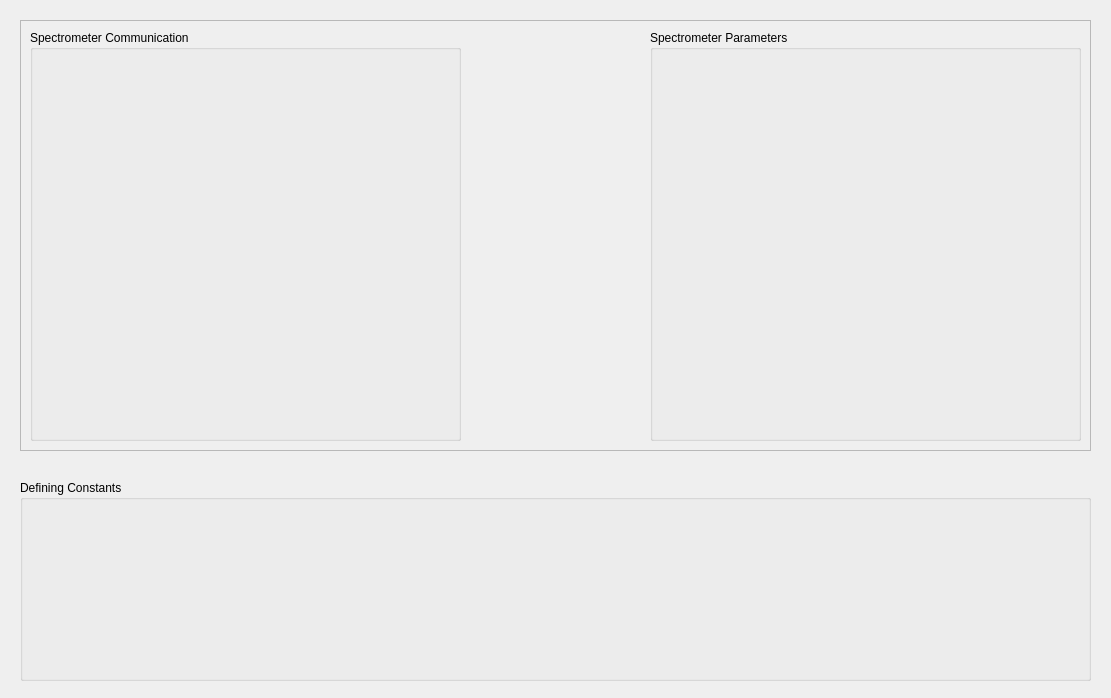
Before: the Qt Designer form gui/views/optionsViewUI.ui in AceEagle/ElectricViewCHU, drawn with Qt 5.
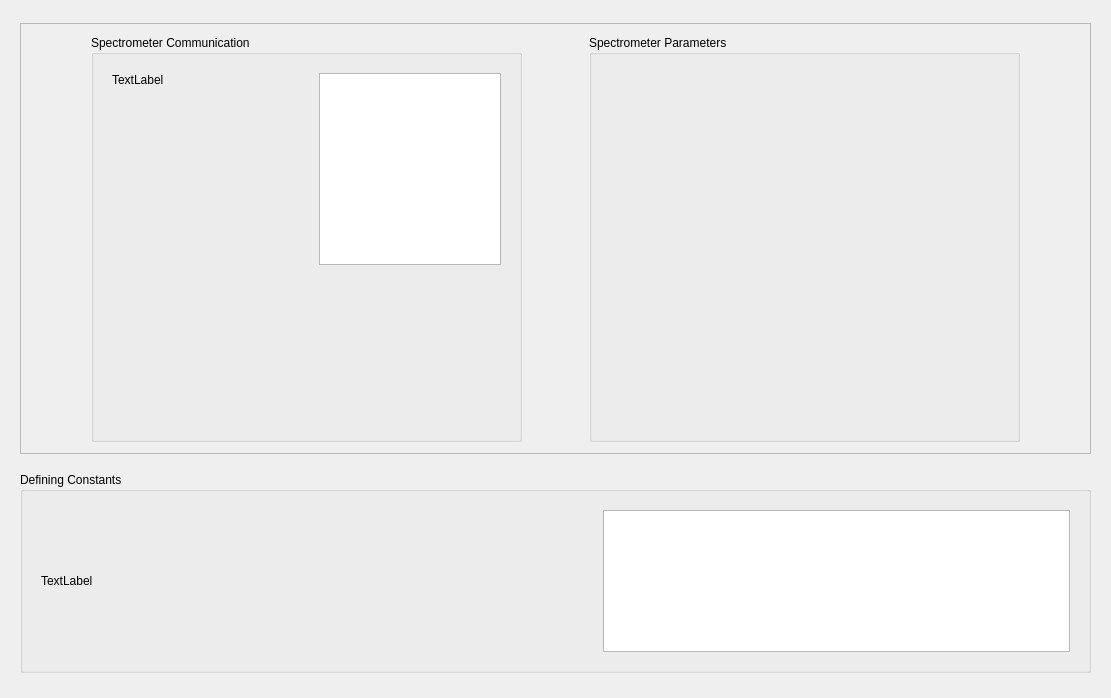
After: the same form once the commit is applied.

Patch:
```diff
--- a/gui/views/optionsViewUI.ui
+++ b/gui/views/optionsViewUI.ui
@@ -13,27 +13,14 @@
   <property name="windowTitle">
    <string>Form</string>
   </property>
-  <widget class="QGroupBox" name="groupBox_3">
-   <property name="geometry">
-    <rect>
-     <x>20</x>
-     <y>480</y>
-     <width>1071</width>
-     <height>201</height>
-    </rect>
-   </property>
-   <property name="title">
-    <string>Defining Constants</string>
-   </property>
-  </widget>
+  <layout class="QGridLayout" name="gridLayout">
+   <item row="0" column="0">
   <widget class="QFrame" name="frame">
-   <property name="geometry">
-    <rect>
-     <x>20</x>
-     <y>20</y>
+     <property name="maximumSize">
+      <size>
      <width>1071</width>
      <height>431</height>
-    </rect>
+      </size>
    </property>
    <property name="frameShape">
     <enum>QFrame::StyledPanel</enum>
@@ -41,33 +28,162 @@
    <property name="frameShadow">
     <enum>QFrame::Raised</enum>
    </property>
-   <widget class="QGroupBox" name="groupBox_2">
-    <property name="geometry">
-     <rect>
-      <x>10</x>
-      <y>10</y>
+     <layout class="QHBoxLayout" name="horizontalLayout">
+      <item>
+       <widget class="QGroupBox" name="OscilloCom">
+        <property name="maximumSize">
+         <size>
       <width>431</width>
-      <height>411</height>
-     </rect>
+          <height>407</height>
+         </size>
     </property>
     <property name="title">
      <string>Spectrometer Communication</string>
     </property>
-   </widget>
-   <widget class="QGroupBox" name="groupBox">
-    <property name="geometry">
-     <rect>
-      <x>630</x>
-      <y>10</y>
+        <layout class="QHBoxLayout" name="horizontalLayout_2">
+         <item alignment="Qt::AlignLeft">
+          <widget class="QWidget" name="widget_2" native="true">
+           <property name="minimumSize">
+            <size>
+             <width>200</width>
+             <height>367</height>
+            </size>
+           </property>
+           <layout class="QVBoxLayout" name="verticalLayout_2">
+            <item>
+             <widget class="QLabel" name="label">
+              <property name="text">
+               <string>TextLabel</string>
+              </property>
+             </widget>
+            </item>
+            <item>
+             <spacer name="verticalSpacer_2">
+              <property name="orientation">
+               <enum>Qt::Vertical</enum>
+              </property>
+              <property name="sizeHint" stdset="0">
+               <size>
+                <width>20</width>
+                <height>40</height>
+               </size>
+              </property>
+             </spacer>
+            </item>
+           </layout>
+          </widget>
+         </item>
+         <item>
+          <widget class="QWidget" name="widget" native="true">
+           <property name="maximumSize">
+            <size>
+             <width>200</width>
+             <height>367</height>
+            </size>
+           </property>
+           <layout class="QVBoxLayout" name="verticalLayout">
+            <item>
+             <widget class="QListView" name="listView"/>
+            </item>
+            <item>
+             <spacer name="verticalSpacer">
+              <property name="orientation">
+               <enum>Qt::Vertical</enum>
+              </property>
+              <property name="sizeHint" stdset="0">
+               <size>
+                <width>20</width>
+                <height>40</height>
+               </size>
+              </property>
+             </spacer>
+            </item>
+           </layout>
+          </widget>
+         </item>
+        </layout>
+       </widget>
+      </item>
+      <item>
+       <widget class="QGroupBox" name="OscilloPara">
+        <property name="maximumSize">
+         <size>
       <width>431</width>
-      <height>411</height>
-     </rect>
+          <height>407</height>
+         </size>
     </property>
     <property name="title">
      <string>Spectrometer Parameters</string>
     </property>
    </widget>
-  </widget>
+      </item>
+     </layout>
+    </widget>
+   </item>
+   <item row="1" column="0">
+    <widget class="QGroupBox" name="groupBox_3">
+     <property name="maximumSize">
+      <size>
+       <width>1071</width>
+       <height>201</height>
+      </size>
+     </property>
+     <property name="title">
+      <string>Defining Constants</string>
+     </property>
+     <layout class="QHBoxLayout" name="horizontalLayout_3">
+      <item>
+       <widget class="QWidget" name="widget_3" native="true">
+        <layout class="QVBoxLayout" name="verticalLayout_3">
+         <item>
+          <widget class="QLabel" name="label_2">
+           <property name="maximumSize">
+            <size>
+             <width>55</width>
+             <height>139</height>
+            </size>
+           </property>
+           <property name="text">
+            <string>TextLabel</string>
+           </property>
+          </widget>
+         </item>
+        </layout>
+       </widget>
+      </item>
+      <item>
+       <spacer name="horizontalSpacer">
+        <property name="orientation">
+         <enum>Qt::Horizontal</enum>
+        </property>
+        <property name="sizeHint" stdset="0">
+         <size>
+          <width>40</width>
+          <height>20</height>
+         </size>
+        </property>
+       </spacer>
+      </item>
+      <item>
+       <widget class="QWidget" name="widget_4" native="true">
+        <layout class="QHBoxLayout" name="horizontalLayout_4">
+         <item>
+          <widget class="QPlainTextEdit" name="plainTextEdit">
+           <property name="minimumSize">
+            <size>
+             <width>400</width>
+             <height>139</height>
+            </size>
+           </property>
+          </widget>
+         </item>
+        </layout>
+       </widget>
+      </item>
+     </layout>
+    </widget>
+   </item>
+  </layout>
  </widget>
  <resources/>
  <connections/>
```
Lines whose indentation alone changed are shown as unchanged.
